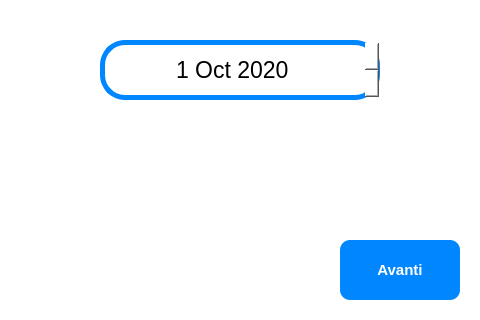
This is view/inserisci_data_scadenza_window.ui in ISacchitella/MicroOne_v1.1 as Qt 5 draws it before an edit. The edited form follows.
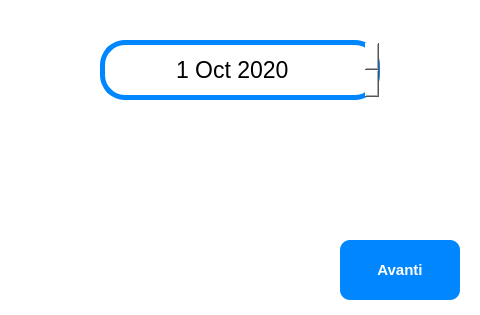
This is the edited form. Icons and pictures are not drawn.

Patch:
```diff
--- a/view/inserisci_data_scadenza_window.ui
+++ b/view/inserisci_data_scadenza_window.ui
@@ -7,7 +7,7 @@
     <x>0</x>
     <y>0</y>
     <width>480</width>
-    <height>320</height>
+    <height>315</height>
    </rect>
   </property>
   <property name="windowTitle">
```
